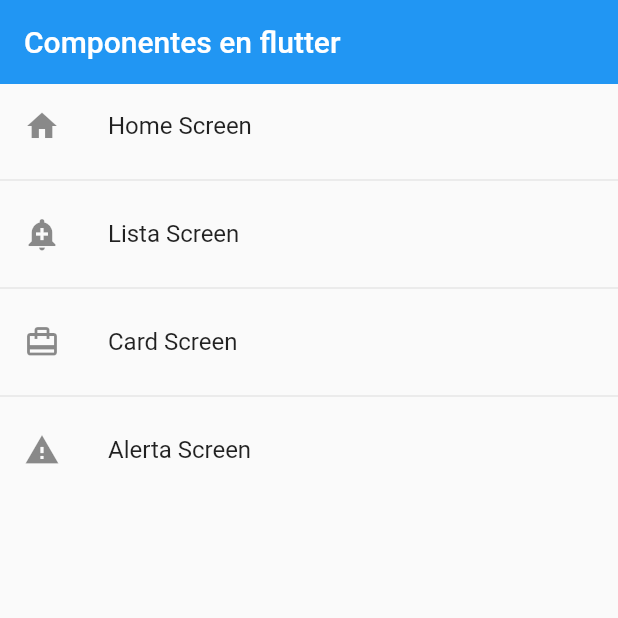
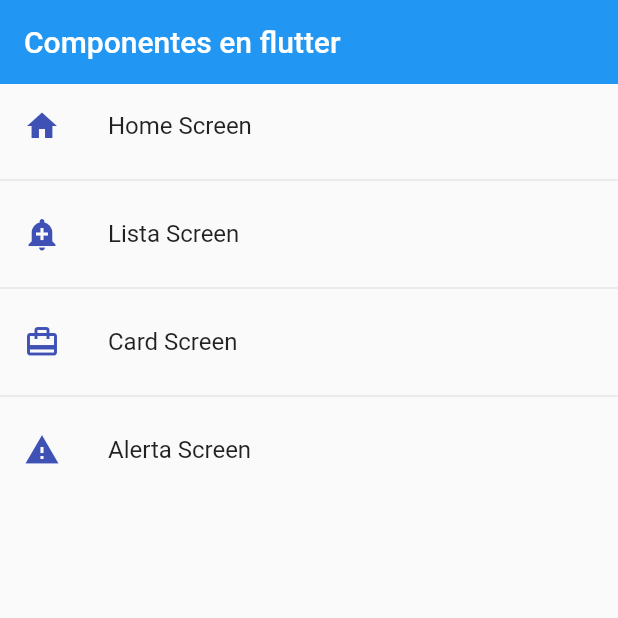
Before and after one commit to AndrusGerman/fl_components, a Flutter app: the screen it shows after launch, on a phone screen of 412 x 824 dp, the top half of it. Run offline on Flutter 3.47's test engine with Material 2 defaults, Android fonts, the phone set to English and light mode, and no system bars.

Commit message:
change icon color

```diff
--- a/lib/screens/home_screen.dart
+++ b/lib/screens/home_screen.dart
@@ -39,7 +39,7 @@ class HomeScreenRouteItem extends StatelessWidget {
       onTap: () {
         Navigator.pushNamed(context, option.route);
       },
-      leading: Icon(option.icon),
+      leading: Icon(option.icon,color: Colors.indigo),
     );
   }
 }
```
